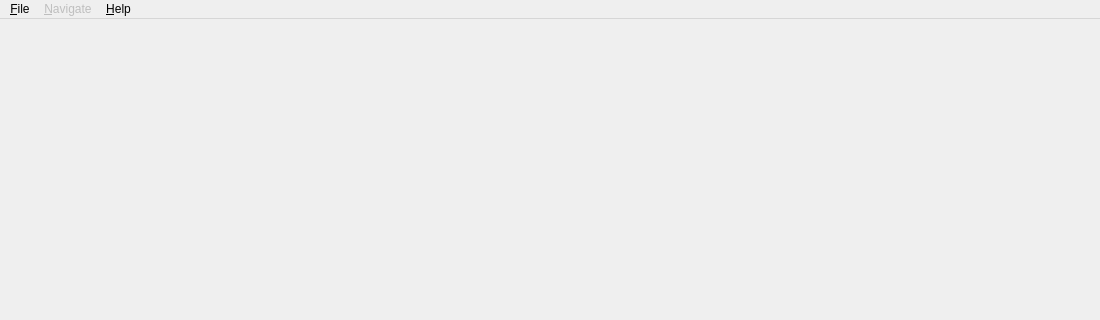
Iconoclasteinc/tgit, file resources/ui/main_window.ui: the form before one commit; both pictures show x 0 to 1100 and y 0 to 320 of the 1100 by 745 pixel window.
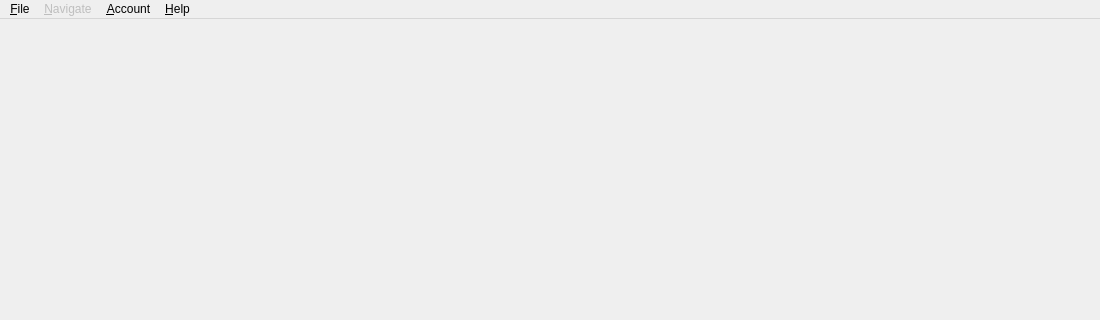
The form after the commit. Icons and pictures are not drawn.

Diff of the .ui file:
```diff
--- a/resources/ui/main_window.ui
+++ b/resources/ui/main_window.ui
@@ -82,8 +82,15 @@
     <addaction name="_about_action"/>
     <addaction name="_about_qt_action"/>
    </widget>
+   <widget class="QMenu" name="_account_menu">
+    <property name="title">
+     <string>&amp;Account</string>
+    </property>
+    <addaction name="_sign_in_action"/>
+   </widget>
    <addaction name="file_menu"/>
    <addaction name="navigate_menu"/>
+   <addaction name="_account_menu"/>
    <addaction name="help_menu"/>
   </widget>
   <action name="settings_action">
```
Left out of the diff: 5 changed lines with no effect on the pictures.
